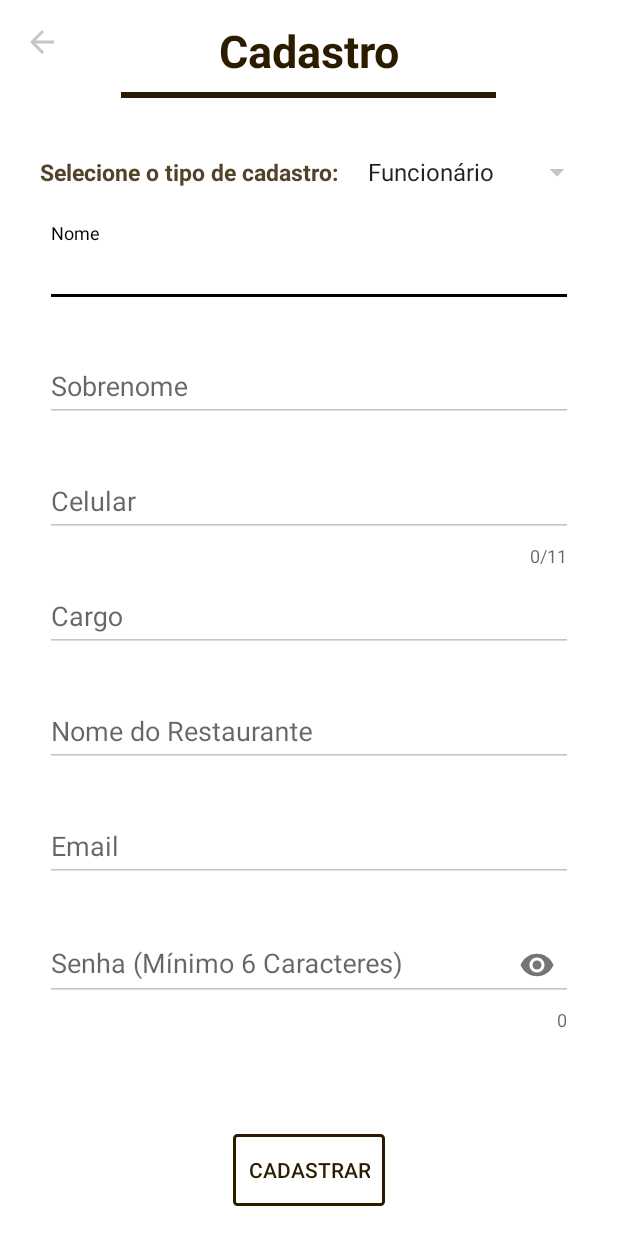
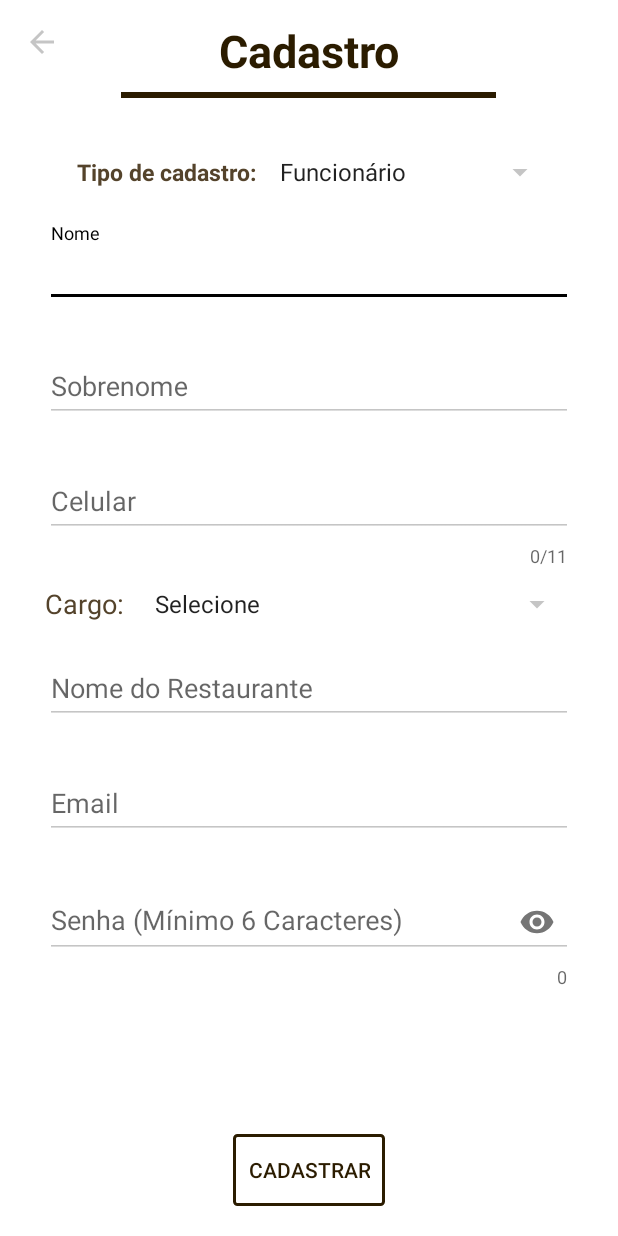
Before and after one commit to alefersaljr/iQueFome_Kotlin_Restaurante, an Android app: the RestauranteCadastro screen opened directly, with no data from a screen before it, after a tap on "CADASTRAR", on a phone screen of 412 x 824 dp. Run offline under Robolectric (Android 15) with nearby library versions, the phone set to English and light mode, and no system bars; our stand-ins replace Firebase (no records; nobody signed in at launch, a user with empty details on screens opened directly).

Commit message:
30/06/2019

```diff
--- a/app/src/main/java/br/com/alexandre_salgueirinho/iquefome_restaurante/RestauranteCadastro.kt
+++ b/app/src/main/java/br/com/alexandre_salgueirinho/iquefome_restaurante/RestauranteCadastro.kt
@@ -12,6 +12,7 @@ import androidx.appcompat.widget.Toolbar
 import br.com.alexandre_salgueirinho.iquefome_restaurante.model.Operador
 import br.com.alexandre_salgueirinho.iquefome_restaurante.model.Restaurante
 import com.google.firebase.auth.FirebaseAuth
+import com.google.firebase.database.DatabaseReference
 import com.google.firebase.database.FirebaseDatabase
 import kotlinx.android.synthetic.main.activity_restaurante_cadastro.*
 import java.lang.Exception
@@ -24,6 +25,8 @@ class RestauranteCadastro : AppCompatActivity() {
     var mDatabase = FirebaseDatabase.getInstance()
 
     lateinit var option : Spinner
+    lateinit var cargoOption : Spinner
+    var cargo = "Selecione"
 
     override fun onCreate(savedInstanceState: Bundle?) {
         super.onCreate(savedInstanceState)
@@ -33,21 +36,19 @@ class RestauranteCadastro : AppCompatActivity() {
         setSupportActionBar(mToolbar)
         supportActionBar?.setDisplayHomeAsUpEnabled(true)
 
-        userType()
+        singupType()
 
-//        cadastro_Switch_Button.setOnClickListener {
-//            chooseUserType()
-//        }
+        getCargoOptions()
 
         cadastro_Button_Cadastrar.setOnClickListener {
             doCadastro()
         }
     }
 
-    private fun userType() {
+    private fun singupType() {
         option = findViewById(R.id.cadastro_Spinner)
 
-        val options = arrayOf("Funcionário", "Restaurante")
+        val options = arrayOf("Funcionário", "Estabelecimento")
 
         option.adapter = ArrayAdapter<String>(this, android.R.layout.simple_list_item_1, options)
 
@@ -59,32 +60,17 @@ class RestauranteCadastro : AppCompatActivity() {
             override fun onItemSelected(parent: AdapterView<*>?, view: View?, position: Int, id: Long) {
                 tipoCadastro = options.get(position)
 
-                if(tipoCadastro == "Restaurante"){
+                if(tipoCadastro == "Estabelecimento"){
                     cadastro_Layout_Funcionario.visibility = View.GONE
                     cadastro_Layout_Restaurante.visibility = View.VISIBLE
                 }else {
+
                     cadastro_Layout_Restaurante.visibility = View.GONE
                     cadastro_Layout_Funcionario.visibility = View.VISIBLE
                 }
             }
         }
     }
-
-//    private fun chooseUserType() {
-//        if (cadastro_Switch_Button.isChecked) {
-//            tipoCadastro = "Restaurante"
-//            Toast.makeText(this, "$tipoCadastro", Toast.LENGTH_SHORT).show()
-//
-//            cadastro_Layout_Funcionario.visibility = View.GONE
-//            cadastro_Layout_Restaurante.visibility = View.VISIBLE
-//        } else {
-//            cadastro_Layout_Restaurante.visibility = View.GONE
-//            cadastro_Layout_Funcionario.visibility = View.VISIBLE
-//
-//            tipoCadastro = "Funcionário"
-//            Toast.makeText(this, "$tipoCadastro", Toast.LENGTH_SHORT).show()
-//        }
-//    }
 
     private fun doCadastro() {
         try {
@@ -98,7 +84,7 @@ class RestauranteCadastro : AppCompatActivity() {
                     novoCadastro(email, senha)
                 }
 
-                if (tipoCadastro == "Restaurante") {
+                if (tipoCadastro == "Estabelecimento") {
                     val email = cadastro_Restaurante_Text_Email.text.toString()
                     val senha = cadastro_Restaurante_Text_Senha.text.toString()
 
@@ -137,30 +123,22 @@ class RestauranteCadastro : AppCompatActivity() {
 
     private fun saveUserToFirebaseDatabase() {
         val uid = mAuth.uid ?: ""
-        val ref = mDatabase.getReference("/$tipoCadastro/$uid")
+        val uName = if (tipoCadastro == "Funcionário") (cadastro_Funcionario_Text_Nome.text.toString() + " " + cadastro_Funcionario_Text_Sobrenome.text.toString()) else (cadastro_Restaurante_Text_Nome.text.toString())
+        val ref = mDatabase.getReference("/users/cadastros/restaurantes/$tipoCadastro/$uName")
 
         try {
-            val user = if (tipoCadastro == "Operador") {
-                goToOperadorBuilder(uid)
-
+            if (tipoCadastro == "Funcionário") {
+                goToOperadorBuilder(uid, ref)
             } else {
-                goToRestauranteBuilder(uid)
+                goToRestauranteBuilder(uid, ref)
             }
-
-            ref.setValue(user)
-                .addOnSuccessListener {
-                    Log.d("Cadastros", "Cadastro total de usuário completo")
-                }.addOnFailureListener {
-                    Log.d("Cadastros", "${it.message}")
-                    Toast.makeText(this, "${it.message}", Toast.LENGTH_SHORT).show()
-                }
         } catch (ex: Exception) {
-            Log.d("Cadastros", "${ex.message}")
+            Log.d("Cadastros", "Catch - ${ex.message}, $uName")
         }
     }
 
-    private fun goToRestauranteBuilder(uid: String) {
-        Restaurante(
+    private fun goToRestauranteBuilder(uid: String, ref: DatabaseReference) {
+        val user = Restaurante(
             uid,
             cadastro_Restaurante_Text_Nome.text.toString(),
             cadastro_Restaurante_Text_CEP.text.toString(),
@@ -171,24 +149,41 @@ class RestauranteCadastro : AppCompatActivity() {
             cadastro_Restaurante_Text_Senha.text.toString(),
             tipoCadastro
         )
+
+        ref.setValue(user)
+            .addOnSuccessListener {
+                Log.d("Cadastros", "Sucesso - Cadastro total de usuário completo")
+            }.addOnFailureListener {
+                Log.d("Cadastros", "Fail - ${it.message}")
+                Toast.makeText(this, "${it.message}", Toast.LENGTH_SHORT).show()
+            }
     }
 
-    private fun goToOperadorBuilder(uid: String) {
-        Operador(
+    private fun goToOperadorBuilder(uid: String, ref: DatabaseReference) {
+        val user = Operador(
             uid,
             cadastro_Funcionario_Text_Nome.text.toString(),
             cadastro_Funcionario_Text_Sobrenome.text.toString(),
             cadastro_Funcionario_Text_Celular.text.toString(),
-            cadastro_Funcionario_Text_Cargo.text.toString(),
+            cargo,
             cadastro_Funcionario_Text_Nome_Restaurante.text.toString(),
             cadastro_Funcionario_Text_Email.text.toString(),
             cadastro_Funcionario_Text_Senha.text.toString(),
             tipoCadastro
         )
+
+        ref.setValue(user)
+            .addOnSuccessListener {
+                Log.d("Cadastros", "Sucesso - Cadastro total de usuário completo")
+            }.addOnFailureListener {
+                Log.d("Cadastros", "Fail - ${it.message}")
+                Toast.makeText(this, "${it.message}", Toast.LENGTH_SHORT).show()
+            }
     }
 
     private fun validaCampos(tipoCadastro: String): Boolean {
-        if (tipoCadastro == "Restaurante") {
+
+        if (tipoCadastro == "Estabelecimento") {
             if (!(cadastro_Restaurante_Text_Nome.text.isEmpty() ||
                         cadastro_Restaurante_Text_CEP.text.isEmpty() ||
                         cadastro_Restaurante_Text_Cidade.text.isEmpty() ||
@@ -198,16 +193,34 @@ class RestauranteCadastro : AppCompatActivity() {
                         cadastro_Restaurante_Text_Senha.text.isEmpty())
             ) return true
         } else if (tipoCadastro == "Funcionário") {
-            if (!(cadastro_Funcionario_Text_Nome.text.isEmpty() ||
+            if (cargo == "Selecione") Toast.makeText(this, "Selecione um cargo", Toast.LENGTH_SHORT).show()
+            else if (!(cadastro_Funcionario_Text_Nome.text.isEmpty() ||
                         cadastro_Funcionario_Text_Sobrenome.text.isEmpty() ||
                         cadastro_Funcionario_Text_Celular.text.isEmpty() ||
-                        cadastro_Funcionario_Text_Cargo.text.isEmpty() ||
                         cadastro_Funcionario_Text_Nome_Restaurante.text.isEmpty() ||
                         cadastro_Funcionario_Text_Email.text.isEmpty() ||
                         cadastro_Funcionario_Text_Senha.text.isEmpty())
             ) return true
         }
         return false
+    }
+
+    private fun getCargoOptions() {
+        val cargoOptions = arrayOf("Selecione", "Operador", "Gerente")
+
+        cargoOption = findViewById(R.id.cadastro_Funcionario_Text_Cargo)
+
+        cargoOption.adapter = ArrayAdapter<String>(this, android.R.layout.simple_list_item_1, cargoOptions)
+
+        cargoOption.onItemSelectedListener = object : AdapterView.OnItemSelectedListener{
+            override fun onNothingSelected(parent: AdapterView<*>?) {
+                Toast.makeText(this@RestauranteCadastro, "Por favor, selecione um cargo", Toast.LENGTH_SHORT).show()
+            }
+
+            override fun onItemSelected(parent: AdapterView<*>?, view: View?, position: Int, id: Long) {
+                cargo = cargoOptions.get(position)
+            }
+        }
     }
 
     override fun onSupportNavigateUp(): Boolean {
--- a/app/src/main/java/br/com/alexandre_salgueirinho/iquefome_restaurante/model/Operador.kt
+++ b/app/src/main/java/br/com/alexandre_salgueirinho/iquefome_restaurante/model/Operador.kt
@@ -1,7 +1,7 @@
 package br.com.alexandre_salgueirinho.iquefome_restaurante.model
 
 class Operador (
-    val operadorId: String,
+    val Id: String,
     val operadorNome: String,
     val operadorSobrenome: String,
     val operadorCelular: String,
--- a/app/src/main/java/br/com/alexandre_salgueirinho/iquefome_restaurante/model/Restaurante.kt
+++ b/app/src/main/java/br/com/alexandre_salgueirinho/iquefome_restaurante/model/Restaurante.kt
@@ -1,7 +1,7 @@
 package br.com.alexandre_salgueirinho.iquefome_restaurante.model
 
 class Restaurante (
-    val restaurante_Id: String,
+    val Id: String,
     val restaurante_Nome: String,
     val restaurante_CEP: String,
     val restaurante_Cidade: String,
--- a/app/src/main/res/layout/activity_restaurante_cadastrar_prato.xml
+++ b/app/src/main/res/layout/activity_restaurante_cadastrar_prato.xml
@@ -158,7 +158,7 @@
                         android:id="@+id/login_Textfild_TipoComida"
                         android:layout_width="wrap_content"
                         android:layout_height="wrap_content"
-                        android:text="Tipo do Prato: "
+                        android:text="Tipo da Comida: "
                         android:textColor="@color/text_color"
                         android:textSize="18dp"/>
 
--- a/app/src/main/res/layout/activity_restaurante_cadastro.xml
+++ b/app/src/main/res/layout/activity_restaurante_cadastro.xml
@@ -66,7 +66,7 @@
                 android:layout_width="wrap_content"
                 android:layout_height="wrap_content"
                 android:layout_gravity="center"
-                android:text="Selecione o tipo de cadastro: "
+                android:text="Tipo de cadastro:"
                 android:textStyle="bold"
                 android:textSize="15dp"
                 android:textColor="@color/text_color"/>
@@ -153,22 +153,45 @@
 
                 </com.google.android.material.textfield.TextInputLayout>
 
-                <com.google.android.material.textfield.TextInputLayout
-                        android:id="@+id/cadastro_Funcionario_Field_Cargo"
+                <LinearLayout
                         android:layout_width="match_parent"
                         android:layout_height="wrap_content"
-                        app:errorEnabled="true">
+                        android:orientation="horizontal"
+                        android:gravity="center">
 
-                    <EditText
+                    <TextView
+                            android:id="@+id/cadastro_Funcionario_Field_Cargo"
+                            android:layout_width="wrap_content"
+                            android:layout_height="wrap_content"
+                            android:text="Cargo: "
+                            android:textColor="@color/text_color"
+                            android:textSize="18dp"
+                            android:layout_gravity="center"/>
+
+                    <Spinner
                             android:id="@+id/cadastro_Funcionario_Text_Cargo"
                             android:layout_width="match_parent"
                             android:layout_height="wrap_content"
-                            android:ems="10"
-                            android:hint="Cargo"
-                            android:textColorHint="@color/text_color"
-                            android:inputType="text"/>
+                            android:layout_gravity="top|end"/>
 
-                </com.google.android.material.textfield.TextInputLayout>
+                </LinearLayout>
+
+                <!--<com.google.android.material.textfield.TextInputLayout-->
+                        <!--android:id="@+id/cadastro_Funcionario_Field_Cargo"-->
+                        <!--android:layout_width="match_parent"-->
+                        <!--android:layout_height="wrap_content"-->
+                        <!--app:errorEnabled="true">-->
+
+                    <!--<EditText-->
+                            <!--android:id="@+id/cadastro_Funcionario_Text_Cargo"-->
+                            <!--android:layout_width="match_parent"-->
+                            <!--android:layout_height="wrap_content"-->
+                            <!--android:ems="10"-->
+                            <!--android:hint="Cargo"-->
+                            <!--android:textColorHint="@color/text_color"-->
+                            <!--android:inputType="text"/>-->
+
+                <!--</com.google.android.material.textfield.TextInputLayout>-->
 
                 <com.google.android.material.textfield.TextInputLayout
                         android:id="@+id/cadastro_Funcionario_Field_Nome_Restaurante"
@@ -200,7 +223,7 @@
                             android:ems="10"
                             android:hint="Email"
                             android:textColorHint="@color/text_color"
-                            android:inputType="text"/>
+                            android:inputType="textEmailAddress"/>
 
                 </com.google.android.material.textfield.TextInputLayout>
 
@@ -267,7 +290,7 @@
                             android:ems="10"
                             android:hint="CEP"
                             android:textColorHint="@color/text_color"
-                            android:inputType="text"/>
+                            android:inputType="number"/>
 
                 </com.google.android.material.textfield.TextInputLayout>
 
@@ -284,7 +307,7 @@
                             android:ems="10"
                             android:hint="Cidade"
                             android:textColorHint="@color/text_color"
-                            android:inputType="number"/>
+                            android:inputType="text"/>
 
                 </com.google.android.material.textfield.TextInputLayout>
 
```
Also changed, not shown: app/src/main/java/br/com/alexandre_salgueirinho/iquefome_restaurante/RestauranteCadastrarPrato.kt (+15 -9 lines), app/src/main/java/br/com/alexandre_salgueirinho/iquefome_restaurante/RestauranteLogado.kt (+44 -1 lines), app/src/main/java/br/com/alexandre_salgueirinho/iquefome_restaurante/RestauranteMeusDados.kt (+15 -1 lines), app/src/main/res/layout/activity_restaurante_meus_dados.xml (+11 -12 lines).
